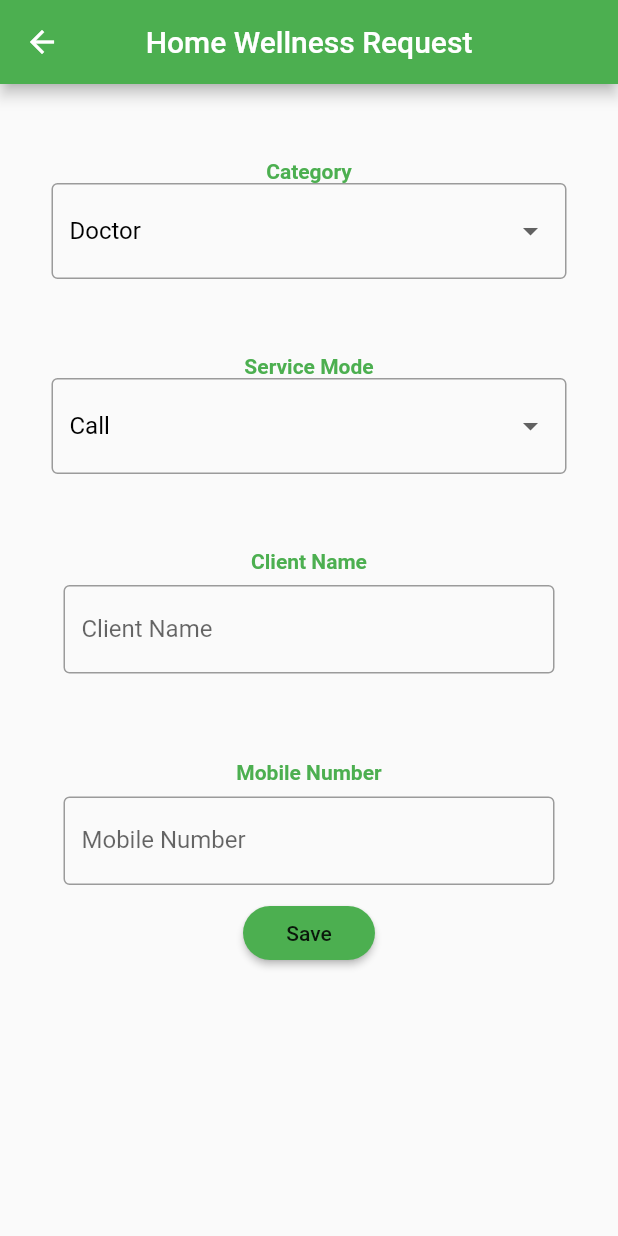
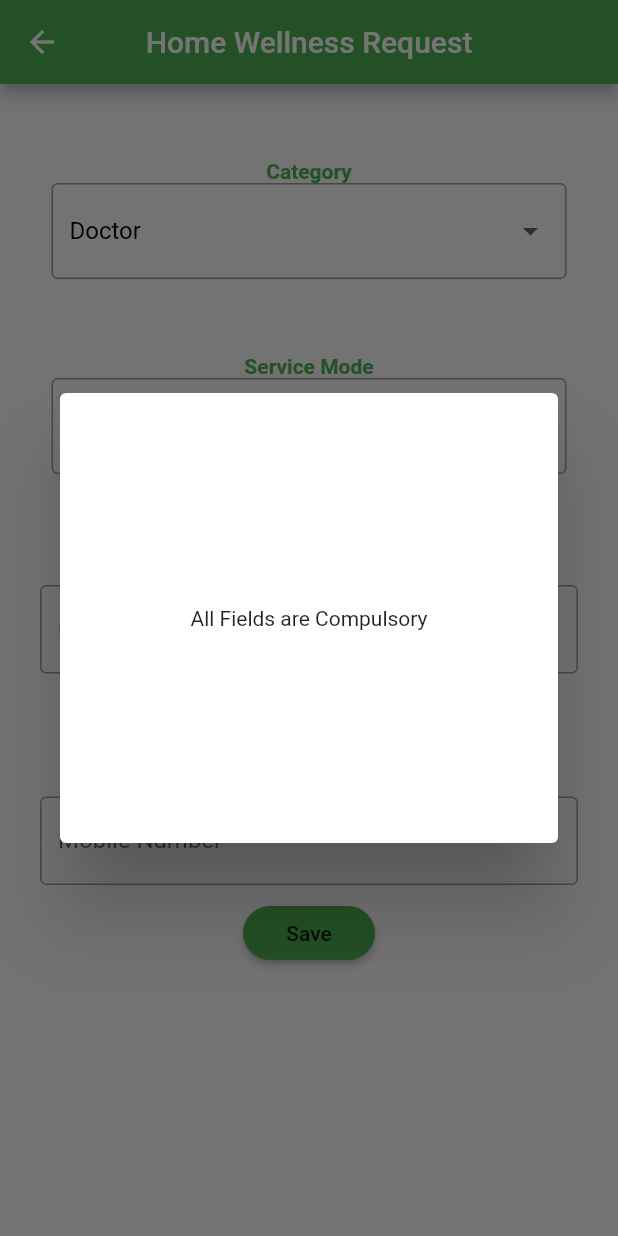
Before and after one commit to Raghav117/planmyhealth-main, a Flutter app: the HomeWellnessRequest screen opened directly, after a tap on "Save", on a phone screen of 412 x 824 dp. Run offline on Flutter 3.47's test engine with Material 2 defaults, Android fonts, the phone set to English and light mode, and no system bars; our stand-ins replace dio, firebase_auth, firebase_core, flutter_typeahead, google_maps_flutter, image_picker and 4 more; missing offline and left inert: advance_pdf_viewer, autocomplete_textfield, flutter_absolute_path, multi_image_picker, pdf_flutter; accounts and stored records are empty; network calls fail.

```diff
--- a/lib/UI/doctorRegistration.dart
+++ b/lib/UI/doctorRegistration.dart
@@ -26,7 +26,7 @@ class _DoctorRegistrationState extends State<DoctorRegistration> {
   String selectCity = "Mumbai";
 
   checkDoctorExists() async {
-    mobileController.text = "8356928929";
+    // mobileController.text = "8356928929";
     var response = await http.post("http://3.15.233.253:5000/checkdoctorexist",
         body: {
           "mobilenumber": mobileController.text
--- a/lib/UI/homewellnessrequest.dart
+++ b/lib/UI/homewellnessrequest.dart
@@ -1,4 +1,6 @@
 import 'package:flutter/material.dart';
+import '../global/global.dart';
+import 'package:http/http.dart' as http;
 
 class HomeWellnessRequest extends StatefulWidget {
   @override
@@ -6,6 +8,8 @@ class HomeWellnessRequest extends StatefulWidget {
 }
 
 class _HomeWellnessRequestState extends State<HomeWellnessRequest> {
+  TextEditingController client = TextEditingController();
+  TextEditingController mobile = TextEditingController();
   List<String> _DoctorCategory = <String>[
     'Doctor',
     'Clinic',
@@ -25,7 +29,7 @@ class _HomeWellnessRequestState extends State<HomeWellnessRequest> {
   int serviceModeIndex = 0;
 
   int index = 0;
-
+  bool loading = false;
   @override
   Widget build(BuildContext context) {
     return Scaffold(
@@ -36,22 +40,25 @@ class _HomeWellnessRequestState extends State<HomeWellnessRequest> {
       ),
       body: SingleChildScrollView(
         child: Center(
-          child: Column(
+          child: loading == true
+              ? Center(child: CircularProgressIndicator())
+              : Column(
                   children: [
                     SizedBox(
                       height: 50,
                     ),
                     Text(
                       "Category",
-                style:
-                    TextStyle(color: Colors.green, fontWeight: FontWeight.bold),
+                      style: TextStyle(
+                          color: Colors.green, fontWeight: FontWeight.bold),
                     ),
                     Container(
                       width: MediaQuery.of(context).size.width / 1.2,
                       child: DropdownButtonFormField(
                         decoration: InputDecoration(
                           border: OutlineInputBorder(
-                        borderSide: BorderSide(color: Colors.grey, width: 1.0)),
+                              borderSide:
+                                  BorderSide(color: Colors.grey, width: 1.0)),
                         ),
                         value: index,
                         onChanged: (value) {
@@ -76,15 +83,16 @@ class _HomeWellnessRequestState extends State<HomeWellnessRequest> {
                     ),
                     Text(
                       "Service Mode",
-                style:
-                    TextStyle(color: Colors.green, fontWeight: FontWeight.bold),
+                      style: TextStyle(
+                          color: Colors.green, fontWeight: FontWeight.bold),
                     ),
                     Container(
                       width: MediaQuery.of(context).size.width / 1.2,
                       child: DropdownButtonFormField(
                         decoration: InputDecoration(
                           border: OutlineInputBorder(
-                        borderSide: BorderSide(color: Colors.grey, width: 1.0)),
+                              borderSide:
+                                  BorderSide(color: Colors.grey, width: 1.0)),
                         ),
                         value: serviceModeIndex,
                         onChanged: (value) {
@@ -109,14 +117,15 @@ class _HomeWellnessRequestState extends State<HomeWellnessRequest> {
                     ),
                     Text(
                       "Client Name",
-                style:
-                    TextStyle(color: Colors.green, fontWeight: FontWeight.bold),
+                      style: TextStyle(
+                          color: Colors.green, fontWeight: FontWeight.bold),
                     ),
                     Container(
-                width: MediaQuery.of(context).size.width / 1.2,
+                      width: MediaQuery.of(context).size.width / 1.1,
                       child: Padding(
                         padding: const EdgeInsets.all(8.0),
                         child: TextField(
+                          controller: client,
                           decoration: InputDecoration(
                               border: OutlineInputBorder(),
                               hintText: "Client Name",
@@ -129,14 +138,15 @@ class _HomeWellnessRequestState extends State<HomeWellnessRequest> {
                     ),
                     Text(
                       "Mobile Number",
-                style:
-                    TextStyle(color: Colors.green, fontWeight: FontWeight.bold),
+                      style: TextStyle(
+                          color: Colors.green, fontWeight: FontWeight.bold),
                     ),
                     Container(
-                width: MediaQuery.of(context).size.width / 1.2,
+                      width: MediaQuery.of(context).size.width / 1.1,
                       child: Padding(
                         padding: const EdgeInsets.all(8.0),
                         child: TextField(
+                          controller: mobile,
                           keyboardType: TextInputType.number,
                           decoration: InputDecoration(
                               border: OutlineInputBorder(),
@@ -146,7 +156,37 @@ class _HomeWellnessRequestState extends State<HomeWellnessRequest> {
                       ),
                     ),
                     MaterialButton(
-                onPressed: () {},
+                      onPressed: () async {
+                        if (client.text.length != 0 &&
+                            mobile.text.length != 0) {
+                          setState(() {
+                            loading = true;
+                          });
+                          var resonse = await http.post(
+                              "http://3.15.233.253:5000/homewellness",
+                              body: {
+                                "servicemode": serviceMode[serviceModeIndex],
+                                "category": _DoctorCategory[index],
+                                "clientname": client.text,
+                                "mobilenumber": mobile.text,
+                                "doctorid": data.sId
+                              });
+                          print(resonse.body);
+                          setState(() {
+                            loading = false;
+                          });
+                        } else {
+                          showDialog(
+                              context: context,
+                              child: Dialog(
+                                child: Container(
+                                  height: 300,
+                                  child: Center(
+                                      child: Text("All Fields are Compulsory")),
+                                ),
+                              ));
+                        }
+                      },
                       color: Colors.green,
                       child: Padding(
                         padding: const EdgeInsets.all(8.0),
```
Also changed, not shown: lib/UI/PatentList.dart (+21 -0 lines), lib/UI/form.dart (+43 -3 lines), lib/main.dart (+129 -129 lines), 1 other file. Lines whose indentation alone changed are shown as unchanged.
